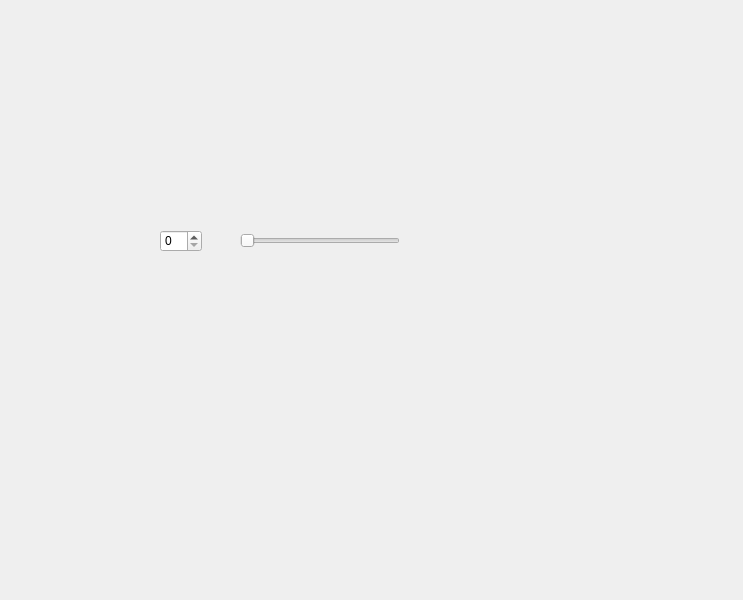
Qt form widget.ui (yu-cheng0822/spinbox) before a commit.
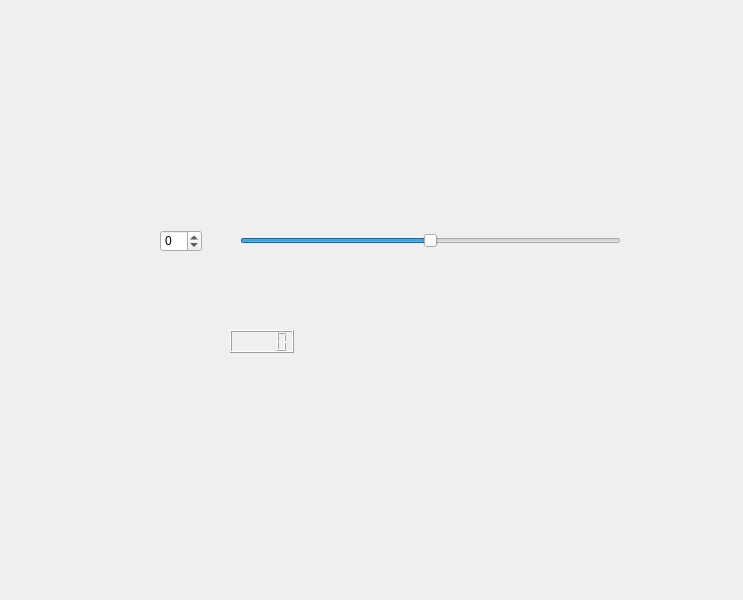
The same form after that commit.

Commit message: project completed

Patch:
```diff
--- a/widget.ui
+++ b/widget.ui
@@ -22,20 +22,42 @@
      <height>22</height>
     </rect>
    </property>
+   <property name="minimum">
+    <number>-100</number>
+   </property>
+   <property name="maximum">
+    <number>100</number>
+   </property>
   </widget>
   <widget class="QSlider" name="horizontalSlider">
    <property name="geometry">
     <rect>
      <x>240</x>
      <y>230</y>
-     <width>160</width>
+     <width>381</width>
      <height>22</height>
     </rect>
    </property>
+   <property name="minimum">
+    <number>-100</number>
+   </property>
+   <property name="maximum">
+    <number>100</number>
+   </property>
    <property name="orientation">
     <enum>Qt::Orientation::Horizontal</enum>
    </property>
   </widget>
+  <widget class="QLCDNumber" name="lcdNumber">
+   <property name="geometry">
+    <rect>
+     <x>230</x>
+     <y>330</y>
+     <width>64</width>
+     <height>23</height>
+    </rect>
+   </property>
+  </widget>
  </widget>
  <resources/>
  <connections>
```
Left out of the diff: 48 changed lines with no effect on the pictures.
